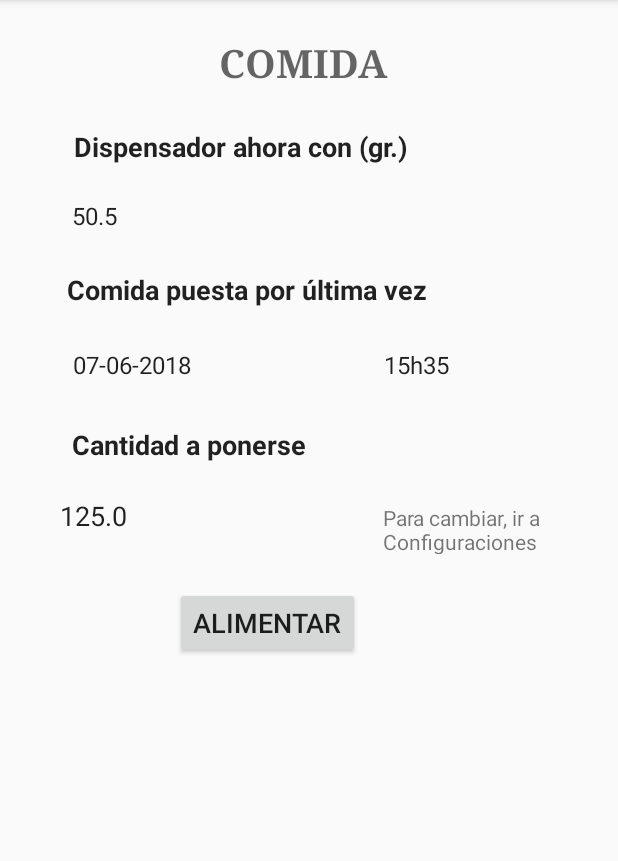
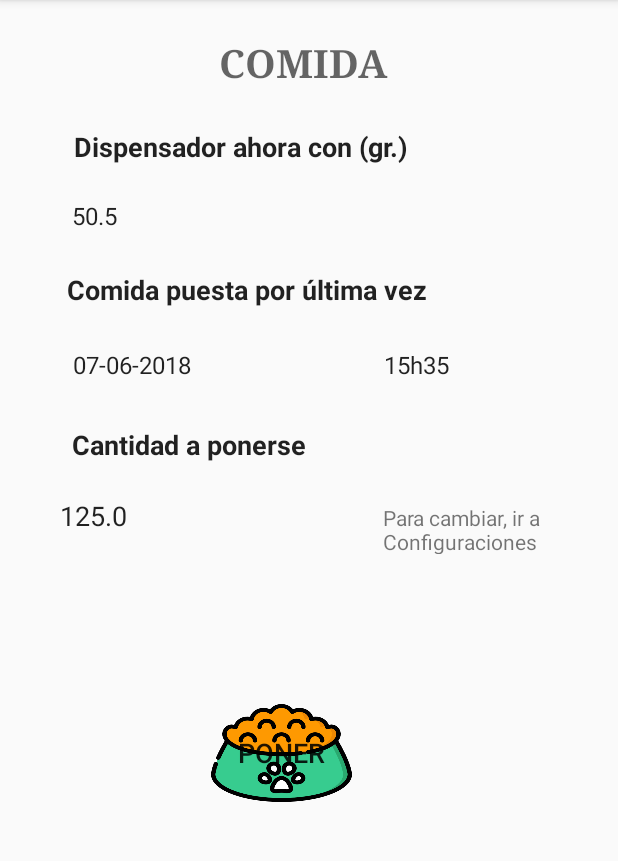
Before and after one commit to kersha38/proyectoMovil, an Android app: the ComidaActivity screen opened directly, with no data from a screen before it, on a phone screen of 412 x 824 dp, the part 84-945 px from its top. Run offline under Robolectric (Android 15) with nearby library versions, the phone set to English and light mode, and no system bars.

Commit message:
bontones imagenes

```diff
--- a/app/src/main/res/layout/activity_comida.xml
+++ b/app/src/main/res/layout/activity_comida.xml
@@ -109,23 +109,24 @@
 
     <Button
         android:id="@+id/buttonPonerAlimento"
-        android:layout_width="wrap_content"
-        android:layout_height="wrap_content"
+        android:layout_width="94dp"
+        android:layout_height="84dp"
         android:layout_marginBottom="8dp"
         android:layout_marginEnd="50dp"
         android:layout_marginLeft="100dp"
         android:layout_marginRight="50dp"
         android:layout_marginStart="100dp"
         android:layout_marginTop="28dp"
+        android:background="@drawable/comidaperros"
         android:onClick="liberarComida"
-        android:text="Alimentar"
+        android:text="Poner"
         android:textSize="18sp"
         app:layout_constraintBottom_toBottomOf="parent"
         app:layout_constraintEnd_toEndOf="parent"
-        app:layout_constraintHorizontal_bias="0.119"
+        app:layout_constraintHorizontal_bias="0.242"
         app:layout_constraintStart_toStartOf="parent"
         app:layout_constraintTop_toBottomOf="@+id/cantidadComidaPonerse"
-        app:layout_constraintVertical_bias="0.0" />
+        app:layout_constraintVertical_bias="0.241" />
 
     <TextView
         android:id="@+id/cantidadComidaPonerse"
```
Also changed, not shown: app/src/main/java/com/example/carlos/proyectomascotas/AguaActivity.java (+45 -1 lines).
